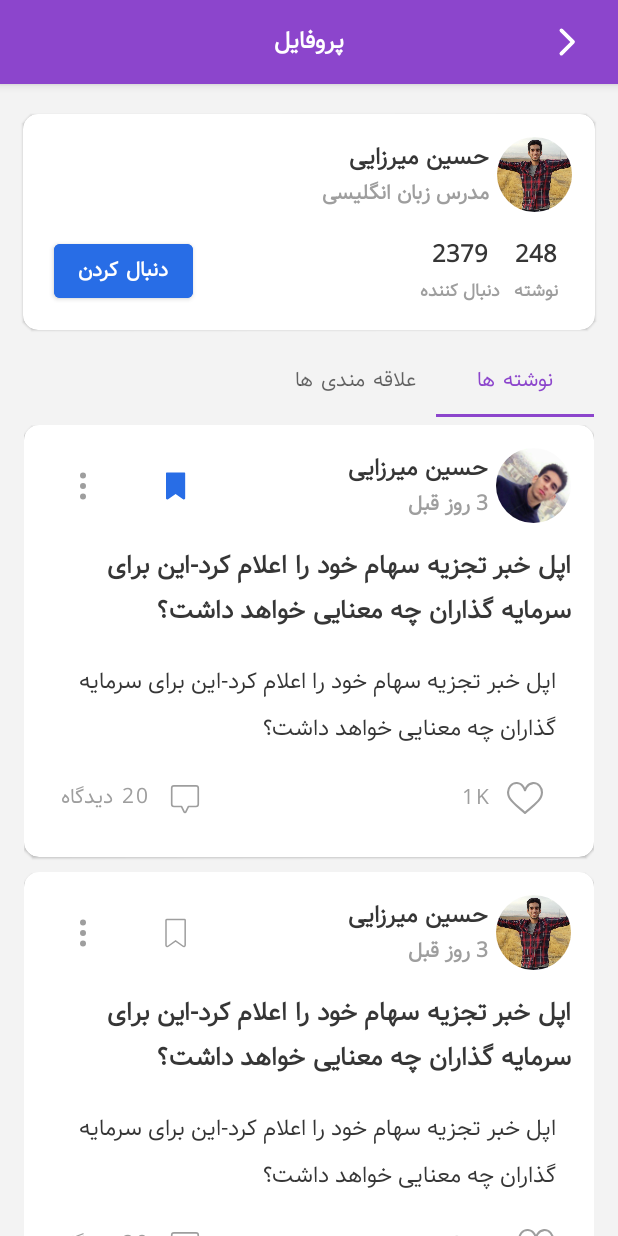
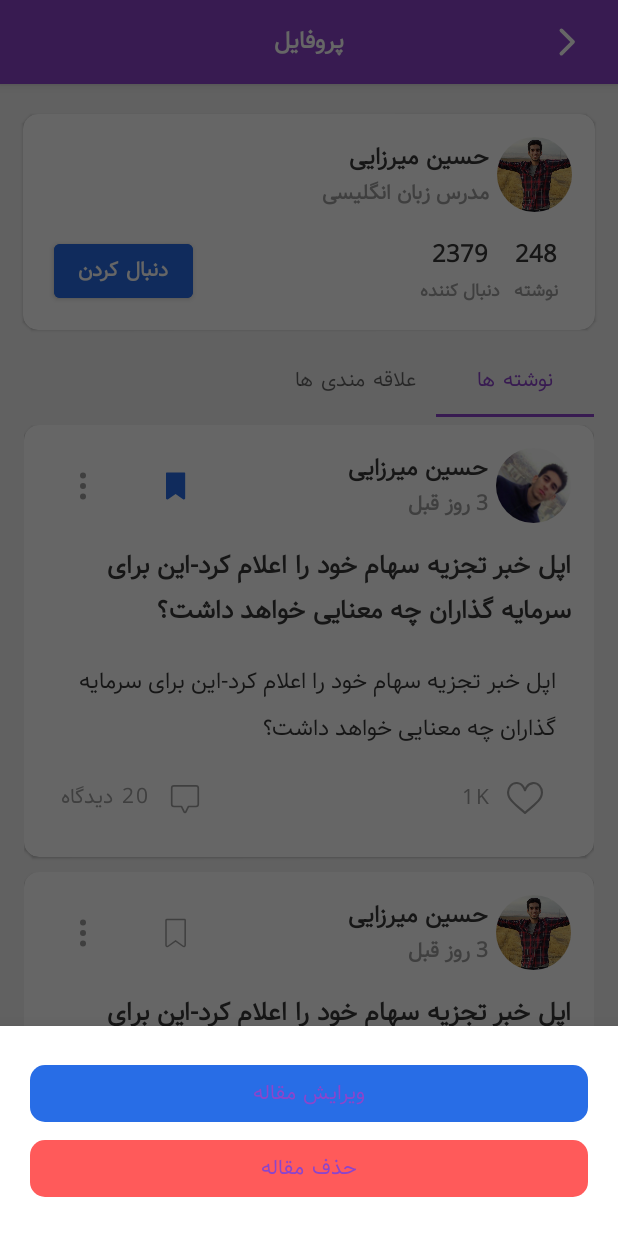
Before and after one commit to HosseinMirzaei47/Nattramn, an Android app: the ProfileFragment screen opened through its navigation route, after a tap on an icon or button, on a phone screen of 412 x 824 dp. Run offline under Robolectric (Android 15) with nearby library versions, the phone set to English and light mode, and no system bars; our stand-ins replace CircleImageView; libraries missing offline, so code that uses them is left out: com.github.rubensousa.gravitysnaphelper; 3 statements that could not run were skipped; 3 other taps on this screen came first.

Commit message:
ActionBottomDialogFragment Added V24 edit_text_shape.xml changed. profile_article_row.xml Imagebutton ripple fixed. new color "Red" Added to color resources. two new string added to strings resources.

```diff
--- /dev/null
+++ b/app/src/main/java/com/example/nattramn/fragments/ActionBottomDialogFragment.kt
@@ -0,0 +1,41 @@
+package com.example.nattramn.fragments
+
+import android.content.Context
+import android.os.Bundle
+import android.view.LayoutInflater
+import android.view.View
+import android.view.ViewGroup
+import com.example.nattramn.R
+import com.google.android.material.bottomsheet.BottomSheetDialogFragment
+
+class ActionBottomDialogFragment : BottomSheetDialogFragment() {
+    override fun onCreateView(
+        inflater: LayoutInflater, container: ViewGroup?,
+        savedInstanceState: Bundle?
+    ): View? {
+        return inflater.inflate(R.layout.action_bottom_sheet, container, false)
+    }
+
+    override fun onViewCreated(
+        view: View,
+        savedInstanceState: Bundle?
+    ) {
+        super.onViewCreated(view, savedInstanceState)
+    }
+
+    override fun onAttach(context: Context) {
+        super.onAttach(context)
+    }
+
+    override fun onDetach() {
+        super.onDetach()
+    }
+
+
+    companion object {
+        const val TAG = "ActionBottomDialog"
+        fun newInstance(): ActionBottomDialogFragment {
+            return ActionBottomDialogFragment()
+        }
+    }
+}
--- a/app/src/main/java/com/example/nattramn/fragments/LoginFragment.kt
+++ b/app/src/main/java/com/example/nattramn/fragments/LoginFragment.kt
@@ -35,11 +35,12 @@ class LoginFragment : Fragment() {
     private fun buttonOnClicks() {
 
         loginEnterButton.setOnClickListener { view ->
-
-            if (loginUsername.text!!.isValidUsername()) {
+            Navigation.findNavController(view)
+                .navigate(LoginFragmentDirections.actionLoginFragmentToHomeFragment())
+            /*if (loginUsername.text!!.isValidUsername()) {
                 Navigation.findNavController(view)
                     .navigate(LoginFragmentDirections.actionLoginFragmentToHomeFragment())
-            }
+            } */
 
         }
 
@@ -47,6 +48,7 @@ class LoginFragment : Fragment() {
             Navigation.findNavController(view)
                 .navigate(LoginFragmentDirections.actionLoginFragmentToRegisterFragment())
         }
+
     }
 
     private fun CharSequence.isValidUsername(): Boolean {
--- a/app/src/main/java/com/example/nattramn/fragments/ProfileFragment.kt
+++ b/app/src/main/java/com/example/nattramn/fragments/ProfileFragment.kt
@@ -94,7 +94,12 @@ class ProfileFragment : Fragment(), OnProfileArticleListener {
     }
 
     override fun onMoreOptionsClick(position: Int) {
-        Toast.makeText(context, "More Options Clicked", Toast.LENGTH_SHORT).show()
+        val addPhotoBottomDialogFragment =
+            ActionBottomDialogFragment.newInstance()
+        addPhotoBottomDialogFragment.show(
+            requireFragmentManager(),
+            ActionBottomDialogFragment.TAG
+        )
     }
 
     override fun onAuthorIconClick(position: Int) {
@@ -117,4 +122,5 @@ class ProfileFragment : Fragment(), OnProfileArticleListener {
         Toast.makeText(context, "Article Description Clicked", Toast.LENGTH_SHORT).show()
     }
 
+
 }
--- /dev/null
+++ b/app/src/main/res/layout/action_bottom_sheet.xml
@@ -0,0 +1,32 @@
+<?xml version="1.0" encoding="utf-8"?>
+<androidx.appcompat.widget.LinearLayoutCompat xmlns:android="http://schemas.android.com/apk/res/android"
+    xmlns:app="http://schemas.android.com/apk/res-auto"
+    android:layout_width="match_parent"
+    android:layout_height="wrap_content"
+    android:orientation="vertical"
+    android:paddingTop="20dp"
+    android:paddingBottom="20dp">
+
+    <com.google.android.material.button.MaterialButton
+        android:id="@+id/btn_edit_article"
+        android:layout_width="match_parent"
+        android:layout_height="wrap_content"
+        android:layout_marginLeft="20dp"
+        android:layout_marginRight="20dp"
+        android:padding="8dp"
+        android:text="@string/EditArticle"
+        app:backgroundTint="@color/blueFollow"
+        app:cornerRadius="10dp" />
+
+    <com.google.android.material.button.MaterialButton
+        android:id="@+id/btn_delete_article"
+        android:layout_width="match_parent"
+        android:layout_height="wrap_content"
+        android:layout_marginLeft="20dp"
+        android:layout_marginRight="20dp"
+        android:padding="8dp"
+        android:text="@string/DeleteArticle"
+        app:backgroundTint="@color/redButton"
+        app:cornerRadius="10dp" />
+
+</androidx.appcompat.widget.LinearLayoutCompat>
--- a/app/src/main/res/layout/profile_article_row.xml
+++ b/app/src/main/res/layout/profile_article_row.xml
@@ -53,6 +53,7 @@
         <ImageButton
             android:id="@+id/itemArticleOptions"
             style="@style/Widget.AppCompat.ActionButton"
+            android:background="@android:color/transparent"
             android:layout_width="wrap_content"
             android:layout_height="wrap_content"
             android:layout_margin="10dp"
@@ -65,6 +66,7 @@
         <ImageButton
             android:id="@+id/itemArticleBookmark"
             style="@style/Widget.AppCompat.ActionButton"
+            android:background="@android:color/transparent"
             android:layout_width="wrap_content"
             android:layout_height="wrap_content"
             android:layout_marginEnd="13dp"
@@ -110,6 +112,7 @@
         <com.google.android.material.button.MaterialButton
             android:id="@+id/itemCommentsButton"
             style="@style/Widget.MaterialComponents.Button.TextButton"
+            android:background="@android:color/transparent"
             android:layout_width="wrap_content"
             android:layout_height="wrap_content"
             android:layout_marginEnd="12dp"
@@ -128,6 +131,7 @@
         <com.google.android.material.button.MaterialButton
             android:id="@+id/itemLikesIcon"
             style="@style/Widget.MaterialComponents.Button.TextButton"
+            android:background="@android:color/transparent"
             android:layout_width="wrap_content"
             android:layout_height="wrap_content"
             android:layout_marginStart="12dp"
--- a/app/src/main/res/values/colors.xml
+++ b/app/src/main/res/values/colors.xml
@@ -9,6 +9,7 @@
     <color name="black">#363636</color>
     <color name="hint">#9e9e9e</color>
     <color name="blueFollow">#286de6</color>
+    <color name="redButton">#ff5a5a</color>
 
     <color name="textInputIcon">#E4E4E4</color>
     <color name="absoluteBlack">#000</color>
--- a/app/src/main/res/values/strings.xml
+++ b/app/src/main/res/values/strings.xml
@@ -56,5 +56,7 @@
     <string name="errorEnterEmail">لطفا ایمیل خود را وارد نمایید</string>
     <string name="errorEmailOrUsernameFormat">نام کاربری یا ایمیل وارد شده صحیح نیست</string>
     <string name="errorEnterUsername">نام کاربری خود را وارد نمایید</string>
+    <string name="EditArticle">ویرایش مقاله</string>
+    <string name="DeleteArticle">حذف مقاله</string>
 
 </resources>
```
Also changed, not shown: app/src/main/res/drawable/edit_text_shape.xml (renamed from app/src/main/res/drawable-v24/edit_text_shape.xml).
